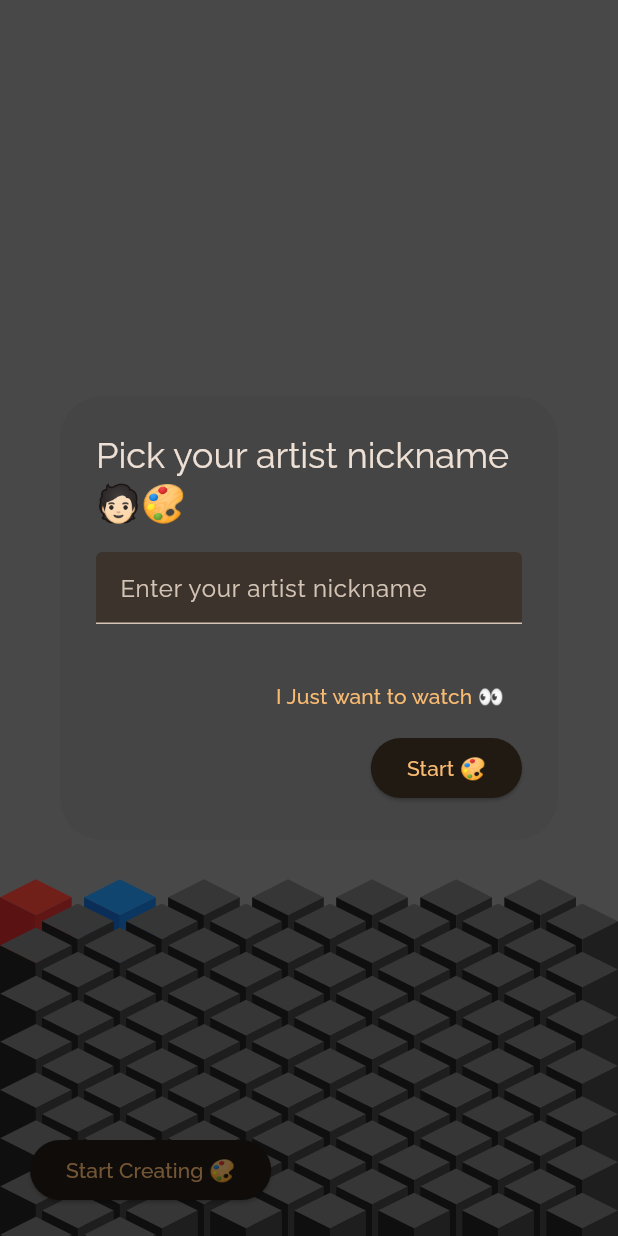
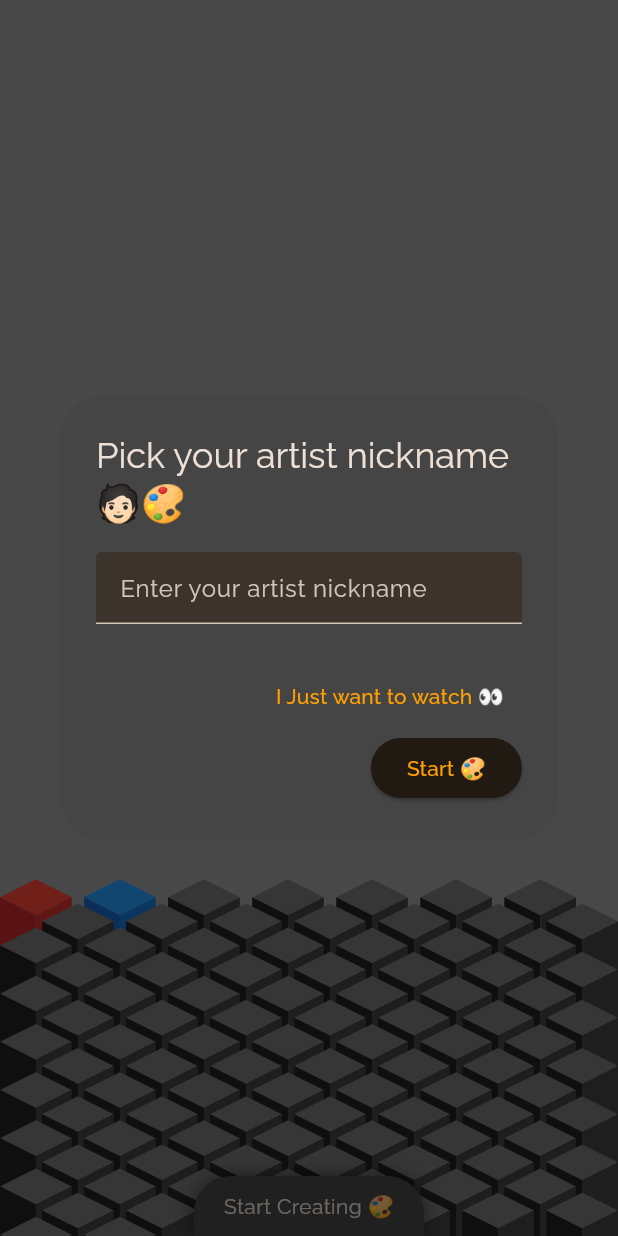
Before and after one commit to Roaa94/gen_art_canvas, a Flutter app: the screen it shows after launch, on a phone screen of 412 x 824 dp. Run offline on Flutter 3.47's test engine with Material 2 defaults, Android fonts, the phone set to English and light mode, and no system bars; our stand-ins replace cloud_firestore, equatable, firebase_auth, firebase_core, flutter_riverpod; accounts and stored records are empty.

Commit message:
feat: set up creator bottom sheet and some auth improvements

```diff
--- a/lib/auth/data/auth_repository.dart
+++ b/lib/auth/data/auth_repository.dart
@@ -14,6 +14,10 @@ class AuthRepository {
     final credentials = await _auth.signInAnonymously();
     return credentials.user;
   }
+
+  Future<void> signOut() {
+    return _auth.signOut();
+  }
 }
 
 final authRepositoryProvider = Provider<AuthRepository>(
--- a/lib/core/style/app_colors.dart
+++ b/lib/core/style/app_colors.dart
@@ -3,6 +3,7 @@ import 'package:flutter/material.dart';
 class AppColors {
   static const Color firebaseYellow = Color(0xFFFFCA28);
   static const Color firebaseAmber = Color(0xFFFFA000);
+  static const Color primary = firebaseAmber;
   static const Color firebaseOrange = Color(0xFFF57C00);
   static const Color firebaseNavy = Color(0xFF1B3A57);
   static const Color firebaseCoral = Color(0xFFFF8A65);
--- a/lib/core/style/app_themes.dart
+++ b/lib/core/style/app_themes.dart
@@ -6,7 +6,8 @@ class AppThemes {
         fontFamily: 'Raleway',
         scaffoldBackgroundColor: AppColors.firebaseDarkGrey,
         colorScheme: ColorScheme.fromSeed(
-          seedColor: AppColors.firebaseAmber,
+          seedColor: AppColors.primary,
+          primary: AppColors.primary,
           brightness: Brightness.dark,
         ),
         dialogTheme: const DialogTheme(
@@ -17,5 +18,10 @@ class AppThemes {
         inputDecorationTheme: const InputDecorationTheme(
           filled: true,
         ),
+        bottomSheetTheme: const BottomSheetThemeData(
+          backgroundColor: AppColors.firebaseDarkGrey,
+          modalElevation: 0,
+          elevation: 0,
+        ),
       );
 }
--- a/lib/home_page.dart
+++ b/lib/home_page.dart
@@ -5,6 +5,8 @@ import 'package:flutter_riverpod/flutter_riverpod.dart';
 import 'package:gen_art_canvas/auth/data/artist.dart';
 import 'package:gen_art_canvas/auth/data/auth_service.dart';
 import 'package:gen_art_canvas/auth/widgets/artist_nickname_dialog.dart';
+import 'package:gen_art_canvas/core/style/app_colors.dart';
+import 'package:gen_art_canvas/cuboids/widgets/cuboids_creator_bottom_sheet.dart';
 import 'package:gen_art_canvas/data.dart';
 import 'package:gen_art_canvas/settings/cuboids_canvas_settings.dart';
 import 'package:gen_art_canvas/cuboids/widgets/cuboids_gen_art_canvas.dart';
@@ -34,6 +36,31 @@ class _HomePageState extends ConsumerState<HomePage> {
     );
   }
 
+  void _showCreatorBottomSheet(
+    BuildContext context,
+    CuboidsCanvasSettings settings,
+  ) {
+    if (widget.authArtist == null) {
+      log('Auth artist not found!');
+      return;
+    }
+    final screenSize = MediaQuery.of(context).size;
+    showModalBottomSheet(
+      context: context,
+      showDragHandle: true,
+      isScrollControlled: true,
+      constraints: BoxConstraints(
+        maxWidth:
+            screenSize.width > 1200 ? screenSize.width * 0.6 : double.infinity,
+        maxHeight: screenSize.height * 0.8,
+      ),
+      builder: (context) => CuboidsCreatorBottomSheet(
+        settings: settings,
+        authArtist: widget.authArtist!,
+      ),
+    );
+  }
+
   @override
   void initState() {
     if (widget.authArtist == null) {
@@ -47,29 +74,65 @@ class _HomePageState extends ConsumerState<HomePage> {
   @override
   Widget build(BuildContext context) {
     return Scaffold(
-      body: Stack(
+      body: ref.watch(cuboidsCanvasSettingsProvider).when(
+            data: (CuboidsCanvasSettings settings) => Stack(
               children: [
-          _buildCuboidsGenArtCanvas(),
-          if (widget.authArtist == null)
+                CuboidsGenArtCanvas(
+                  settings: settings,
+                  initialGap: MediaQuery.of(context).size.width * 0.02,
+                  cuboidsData: cuboids,
+                ),
+                if (widget.authArtist != null)
                   Positioned(
-              left: 20,
-              bottom: MediaQuery.of(context).padding.bottom + 20,
-              child: ElevatedButton(
+                    top: MediaQuery.of(context).padding.top + 5,
+                    left: 5,
+                    child: Row(
+                      children: [
+                        const Text('Welcome, '),
+                        InkWell(
+                          onTap: () {},
+                          child: Text(
+                            '${widget.authArtist!.nickname} 🧑🏻‍🎨!',
+                            style: const TextStyle(
+                              color: AppColors.primary,
+                              decoration: TextDecoration.underline,
+                            ),
+                          ),
+                        )
+                      ],
+                    ),
+                  ),
+                Positioned(
+                  left: 0,
+                  right: 0,
+                  bottom: 0,
+                  child: Center(
+                    child: InkWell(
+                      onTap: widget.authArtist == null
+                          ? () => _showNicknameDialog(context)
+                          : () => _showCreatorBottomSheet(context, settings),
+                      child: Container(
+                        padding: const EdgeInsets.symmetric(
+                            horizontal: 20, vertical: 10),
+                        decoration: BoxDecoration(
+                          color: AppColors.firebaseDarkGrey,
+                          borderRadius: const BorderRadius.only(
+                            topRight: Radius.circular(25),
+                            topLeft: Radius.circular(25),
+                          ),
+                          boxShadow: [
+                            BoxShadow(
+                              blurRadius: 10,
+                              color: Colors.black.withOpacity(0.5),
+                            ),
+                          ],
+                        ),
                         child: const Text('Start Creating 🎨'),
-                onPressed: () => _showNicknameDialog(context),
+                      ),
+                    ),
                   ),
                 ),
               ],
-      ),
-    );
-  }
-
-  Widget _buildCuboidsGenArtCanvas() {
-    return ref.watch(cuboidsCanvasSettingsProvider).when(
-          data: (CuboidsCanvasSettings settings) => CuboidsGenArtCanvas(
-            settings: settings,
-            initialGap: MediaQuery.of(context).size.width * 0.02,
-            cuboidsData: cuboids,
             ),
             error: (e, _) {
               log('Error fetching cuboids canvas settings');
@@ -77,6 +140,7 @@ class _HomePageState extends ConsumerState<HomePage> {
               return const Center(child: Text('An error occurred!'));
             },
             loading: () => const Center(child: CircularProgressIndicator()),
+          ),
     );
   }
 }
```
Also changed, not shown: lib/cuboids/widgets/cuboids_creator_bottom_sheet.dart (added, +44 -0 lines). Lines whose indentation alone changed are shown as unchanged.
